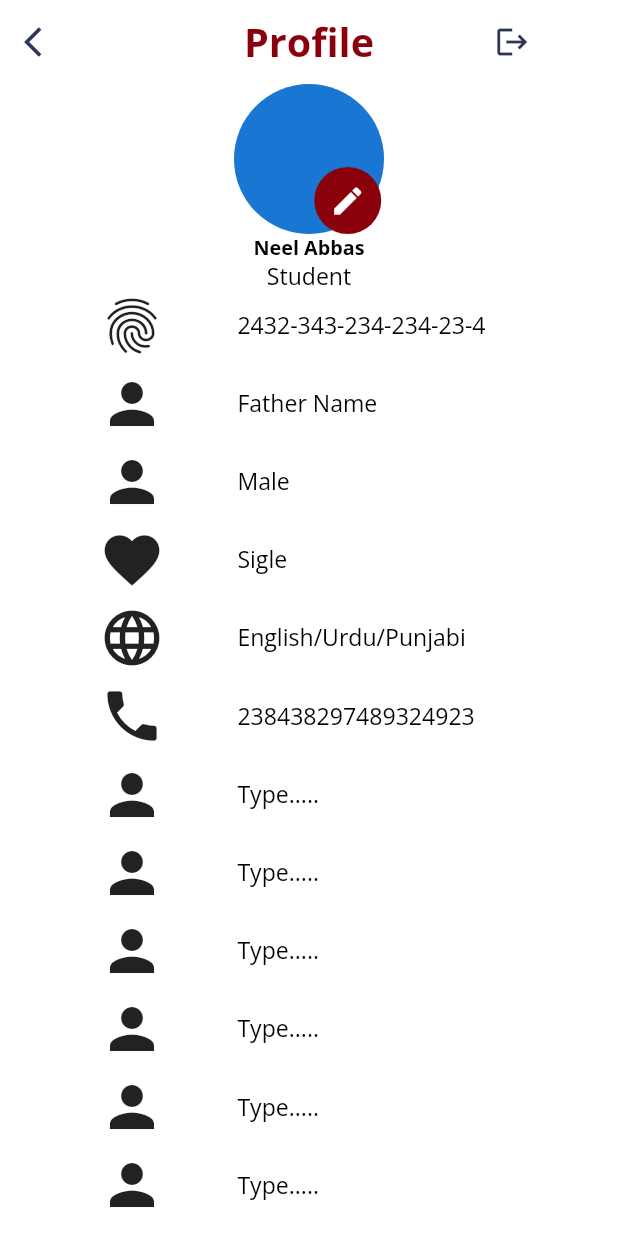
After one commit to ZainNaqvi/Student-Management-System-NUTECH, a Flutter app: the screen it shows after launch, scrolled down 159 dp, after a tap on "Profile Screen", on a phone screen of 412 x 824 dp. The commit adds this screen. Run offline on Flutter 3.47's test engine with Material 2 defaults, Android fonts, the phone set to English and light mode, and no system bars; our stand-ins replace connectivity, dio, flutter_screenutil, flutter_svg, google_fonts, logger and 1 more.

Commit message:
2 files remaing

```diff
--- a/lib/main.dart
+++ b/lib/main.dart
@@ -1,7 +1,5 @@
 import 'package:flutter/material.dart';
 import 'package:flutter_screenutil/flutter_screenutil.dart';
-import 'package:nsdd/pages/login_page.dart';
-import 'package:nsdd/pages/profile_page.dart';
 
 import 'utils/routes.dart';
 import 'utils/theme.dart';
--- a/lib/pages/login_page.dart
+++ b/lib/pages/login_page.dart
@@ -3,7 +3,9 @@ import 'package:flutter_screenutil/flutter_screenutil.dart';
 import 'package:flutter_svg/flutter_svg.dart';
 import 'package:nsdd/customInputDecoration.dart';
 import 'package:nsdd/pages/applyiedCourses.dart';
+import 'package:nsdd/pages/favouriteCourses.dart';
 import 'package:nsdd/pages/forgot.dart';
+import 'package:nsdd/pages/profile.dart';
 import 'package:nsdd/pages/signup.dart';
 
 class LoginScreen extends StatefulWidget {
@@ -163,6 +165,18 @@ class _LoginScreenState extends State<LoginScreen> {
                           builder: (context) => AppliedCourses()));
                     },
                     child: Text("Applied Screen")),
+                TextButton(
+                    onPressed: () {
+                      Navigator.of(context).push(MaterialPageRoute(
+                          builder: (context) => FavoutieCourses()));
+                    },
+                    child: Text("Favorite Courses Screen")),
+                TextButton(
+                    onPressed: () {
+                      Navigator.of(context).push(MaterialPageRoute(
+                          builder: (context) => ProfileScreen()));
+                    },
+                    child: Text("Profile Screen")),
               ],
             ),
           ),
--- /dev/null
+++ b/lib/pages/profile.dart
@@ -0,0 +1,153 @@
+import 'package:flutter/foundation.dart';
+import 'package:flutter/material.dart';
+import 'package:flutter_screenutil/flutter_screenutil.dart';
+import 'package:nsdd/utils/constants.dart';
+
+class ProfileScreen extends StatelessWidget {
+  const ProfileScreen({Key? key}) : super(key: key);
+
+  @override
+  Widget build(BuildContext context) {
+    return Scaffold(
+      appBar: AppBar(
+        elevation: 0,
+        backgroundColor: Theme.of(context).scaffoldBackgroundColor,
+        leading: Icon(
+          Icons.arrow_back_ios,
+          color: Theme.of(context).cardColor,
+        ),
+        title: Text(
+          "Profile",
+          style: Theme.of(context).textTheme.headline3,
+        ),
+        centerTitle: true,
+        actions: [
+          Padding(
+            padding: EdgeInsets.symmetric(horizontal: 8.0.w),
+            child: Icon(
+              Icons.logout,
+              color: Theme.of(context).cardColor,
+            ),
+          ),
+          Text("Logout"),
+        ],
+      ),
+      body: SingleChildScrollView(
+        child: Column(children: [
+          image(context),
+          Padding(
+            padding: EdgeInsets.symmetric(horizontal: 60.0.w),
+            child: Column(
+              children: [
+                stats(
+                    iconData: Icons.fingerprint,
+                    text: "2432-343-234-234-23-4",
+                    context: context),
+                stats(
+                    iconData: Icons.person,
+                    text: "Father Name",
+                    context: context),
+                stats(iconData: Icons.person, text: "Male", context: context),
+                stats(
+                    iconData: Icons.favorite, text: "Sigle", context: context),
+                stats(
+                    iconData: Icons.language,
+                    text: "English/Urdu/Punjabi",
+                    context: context),
+                stats(
+                    iconData: Icons.phone,
+                    text: "238438297489324923",
+                    context: context),
+                stats(
+                    iconData: Icons.person,
+                    text: "Type.....",
+                    context: context),
+                stats(
+                    iconData: Icons.person,
+                    text: "Type.....",
+                    context: context),
+                stats(
+                    iconData: Icons.person,
+                    text: "Type.....",
+                    context: context),
+                stats(
+                    iconData: Icons.person,
+                    text: "Type.....",
+                    context: context),
+                stats(
+                    iconData: Icons.person,
+                    text: "Type.....",
+                    context: context),
+                stats(
+                    iconData: Icons.person,
+                    text: "Type.....",
+                    context: context),
+              ],
+            ),
+          ),
+        ]),
+      ),
+    );
+  }
+
+  Widget stats(
+      {required IconData iconData,
+      required String text,
+      required BuildContext context}) {
+    return Padding(
+      padding: EdgeInsets.only(bottom: 8.0.h),
+      child: Row(
+        children: [
+          Icon(
+            iconData,
+            size: 44,
+          ),
+          SizedBox(
+            width: 44.w,
+          ),
+          Text(
+            text,
+            style: TextStyle(
+              fontSize: 14.sp,
+            ),
+          ),
+        ],
+      ),
+    );
+  }
+
+  Widget image(context) {
+    return Center(
+      child: Column(
+        children: [
+          Stack(
+            alignment: Alignment.topCenter,
+            children: [
+              CircleAvatar(
+                radius: 50,
+              ),
+              Positioned(
+                bottom: 0,
+                right: 0,
+                child: Container(
+                  width: 44.w,
+                  height: 44.h,
+                  decoration: BoxDecoration(
+                    color: kPrimaryColor,
+                    shape: BoxShape.circle,
+                  ),
+                  child: Icon(
+                    Icons.edit,
+                    color: Colors.white,
+                  ),
+                ),
+              ),
+            ],
+          ),
+          Text("Neel Abbas", style: Theme.of(context).textTheme.headline4),
+          Text("Student"),
+        ],
+      ),
+    );
+  }
+}
```
Also changed, not shown: lib/pages/profile_page.dart (deleted, +0 -80 lines).
